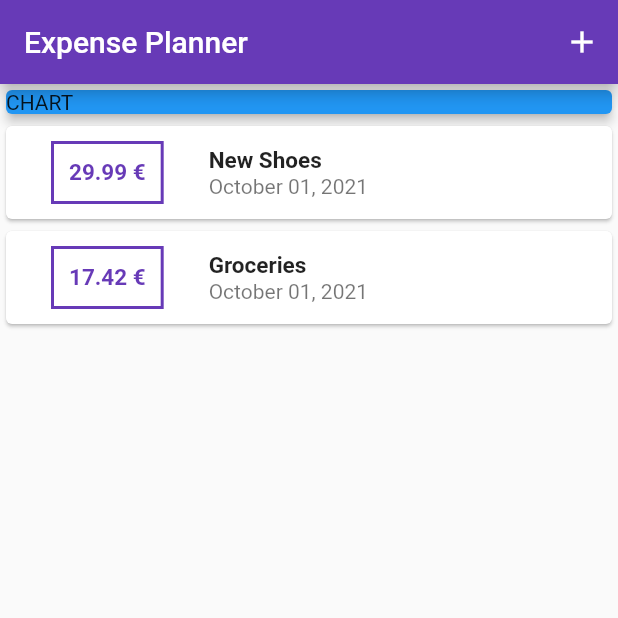
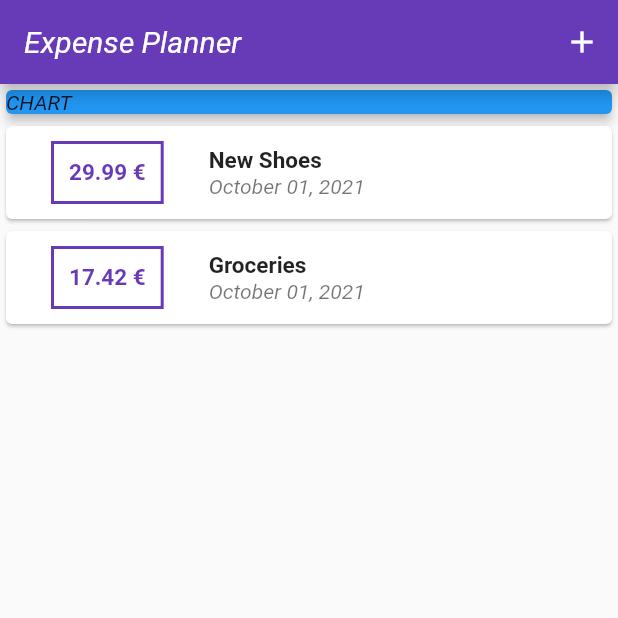
Before and after one commit to Korkmatik/Expensy, a Flutter app: the screen it shows after launch, on a phone screen of 412 x 824 dp, the top half of it. Run offline on Flutter 3.47's test engine with Material 2 defaults, Android fonts, the phone set to English and light mode, and no system bars.

Commit message:
Add Roboto font

```diff
--- a/lib/main.dart
+++ b/lib/main.dart
@@ -19,6 +19,7 @@ class MyApp extends StatelessWidget {
       theme: ThemeData(
         primarySwatch: Colors.deepPurple,
         accentColor: Colors.amber,
+        fontFamily: 'Roboto',
       ),
       home: const MyHomePage(),
     );
```
Also changed, not shown: pubspec.yaml (+8 -6 lines), assets/fonts/Roboto-Black.ttf (added), assets/fonts/Roboto-BlackItalic.ttf (added), assets/fonts/Roboto-Bold.ttf (added), assets/fonts/Roboto-BoldItalic.ttf (added), assets/fonts/Roboto-Italic.ttf (added), assets/fonts/Roboto-Light.ttf (added), assets/fonts/Roboto-LightItalic.ttf (added), assets/fonts/Roboto-Medium.ttf (added), assets/fonts/Roboto-MediumItalic.ttf (added), assets/fonts/Roboto-Regular.ttf (added), assets/fonts/Roboto-Thin.ttf (added), assets/fonts/Roboto-ThinItalic.ttf (added), 1 other file.
